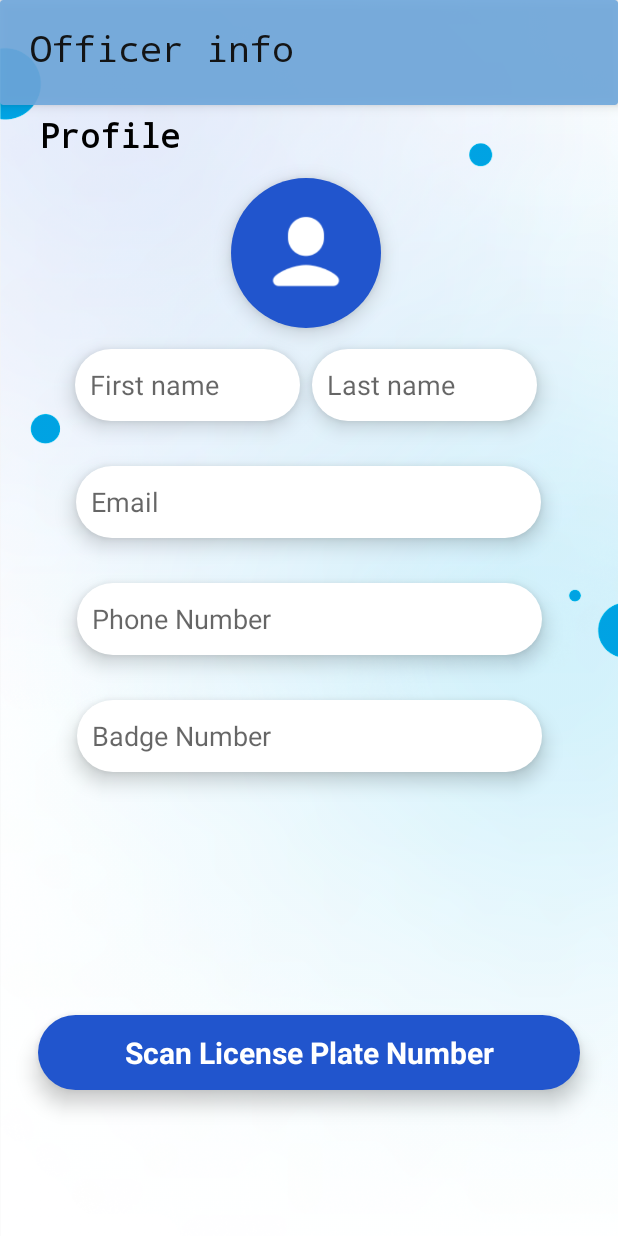
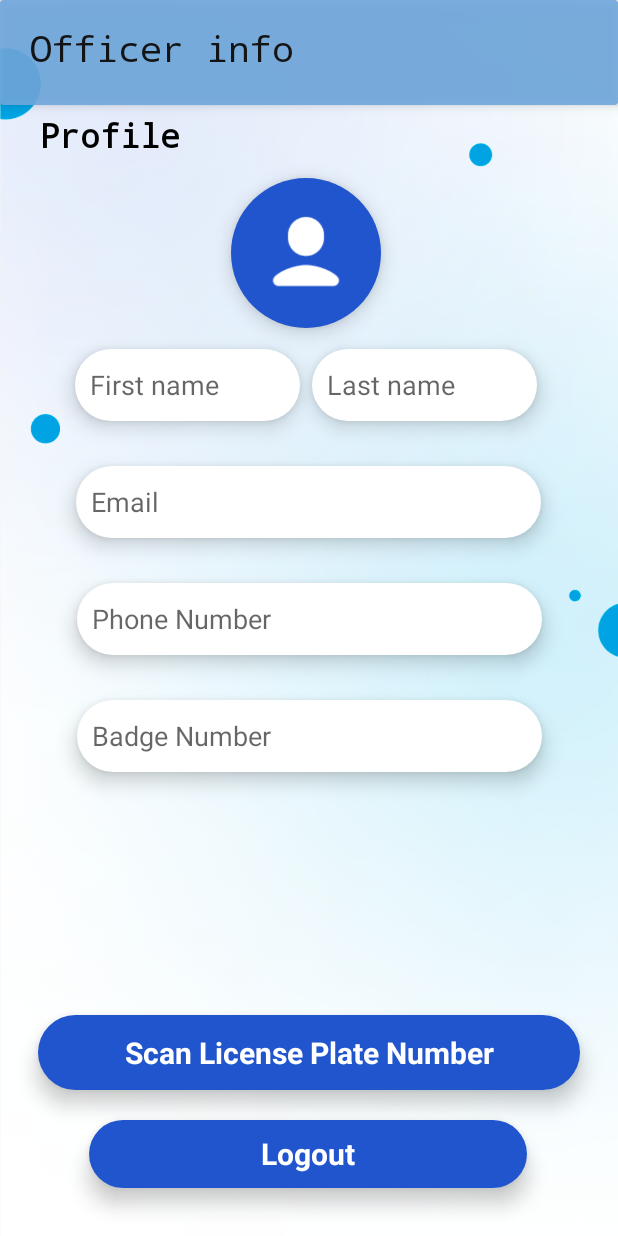
Before and after one commit to Omar3Ossman/Mokhalfatk, an Android app: the OfficerProfileActivity screen opened directly, with no data from a screen before it, on a phone screen of 412 x 824 dp. Run offline under Robolectric (Android 15) with nearby library versions, the phone set to English and light mode, and no system bars; our stand-ins replace Firebase (no records; nobody signed in at launch, a user with empty details on screens opened directly).

Commit message:
Logout implementation for both OfficerProfileActivity.java and UserProfileActivity.java are working properly + cancel payment button implementation for both Fawry.java and Card.java

```diff
--- a/app/src/main/java/com/example/myapplication/MainActivity.java
+++ b/app/src/main/java/com/example/myapplication/MainActivity.java
@@ -1,6 +1,7 @@
 package com.example.myapplication;
 
 import androidx.appcompat.app.AppCompatActivity;
+import androidx.appcompat.app.AppCompatDelegate;
 
 import android.content.Intent;
 import android.os.Bundle;
@@ -13,6 +14,7 @@ public class MainActivity extends AppCompatActivity {
     protected void onCreate(Bundle savedInstanceState) {
         super.onCreate(savedInstanceState);
         setContentView(R.layout.activity_main);
+        AppCompatDelegate.setDefaultNightMode(AppCompatDelegate.MODE_NIGHT_NO);
 
         getStartedButton = (TextView) findViewById(R.id.getStartedButton);
 
--- a/app/src/main/java/com/example/myapplication/OfficerProfileActivity.java
+++ b/app/src/main/java/com/example/myapplication/OfficerProfileActivity.java
@@ -17,7 +17,7 @@ import com.google.firebase.database.FirebaseDatabase;
 import com.google.firebase.database.ValueEventListener;
 
 public class OfficerProfileActivity extends AppCompatActivity {
-    TextView scanLPR;
+    TextView scanLPR,logout;
     private FirebaseAuth mAuth;
 
 
@@ -70,5 +70,16 @@ public class OfficerProfileActivity extends AppCompatActivity {
                 startActivity(intent);
             }
         });
+        logout=findViewById(R.id.logoutBtn);
+        logout.setOnClickListener(new View.OnClickListener() {
+            @Override
+            public void onClick(View v) {
+                mAuth.signOut();
+                Intent intent=new Intent(OfficerProfileActivity.this,SignInOfficerActivity.class);
+                startActivity(intent);
+                finish();
+                //Toast.makeText(OfficerProfileActivity.this, "Logout Successful", Toast.LENGTH_SHORT).show();
+            }
+        });
     }
 }
--- a/app/src/main/java/com/example/myapplication/RetrofitObject.java
+++ b/app/src/main/java/com/example/myapplication/RetrofitObject.java
@@ -5,7 +5,7 @@ import retrofit2.converter.gson.GsonConverterFactory;
 
 public class RetrofitObject {
     Retrofit retrofit = new Retrofit.Builder()
-            .baseUrl("http://15.237.119.22:5000/")
+            .baseUrl("http://15.237.119.22:5000")
             .addConverterFactory(GsonConverterFactory.create())
             .build();
 
--- a/app/src/main/java/com/example/myapplication/SignInUserActivity.java
+++ b/app/src/main/java/com/example/myapplication/SignInUserActivity.java
@@ -48,7 +48,7 @@ public class SignInUserActivity extends AppCompatActivity {
         backButton.setOnClickListener(new View.OnClickListener() {
             @Override
             public void onClick(View view) {
-                Intent intent = new Intent(SignInUserActivity.this, MainActivity.class);
+                Intent intent = new Intent(SignInUserActivity.this, UserActivity.class);
                 startActivity(intent);
             }
         });
--- a/app/src/main/res/layout/activity_officer_profile.xml
+++ b/app/src/main/res/layout/activity_officer_profile.xml
@@ -75,7 +75,7 @@
         android:scaleType="centerCrop"
         app:layout_constraintBottom_toBottomOf="parent"
         app:layout_constraintEnd_toEndOf="parent"
-        app:layout_constraintHorizontal_bias="0.0"
+        app:layout_constraintHorizontal_bias="1.0"
         app:layout_constraintStart_toStartOf="parent"
         app:layout_constraintTop_toTopOf="parent"
         app:layout_constraintVertical_bias="0.0"
@@ -190,4 +190,26 @@
         app:layout_constraintTop_toTopOf="@+id/firstName"
         app:layout_constraintVertical_bias="0.0" />
 
+    <TextView
+        android:id="@+id/logoutBtn"
+        android:layout_width="292dp"
+        android:layout_height="45dp"
+        android:layout_marginStart="25dp"
+        android:layout_marginEnd="25dp"
+        android:layout_marginBottom="20dp"
+        android:background="@drawable/button"
+        android:elevation="8dp"
+        android:fontFamily="sans-serif"
+        android:gravity="center"
+        android:text="Logout"
+        android:textColor="@color/white"
+        android:textSize="20sp"
+        android:textStyle="bold"
+        app:layout_constraintBottom_toBottomOf="parent"
+        app:layout_constraintEnd_toEndOf="parent"
+        app:layout_constraintHorizontal_bias="0.492"
+        app:layout_constraintStart_toStartOf="parent"
+        app:layout_constraintTop_toBottomOf="@+id/profile"
+        app:layout_constraintVertical_bias="0.982" />
+
 </androidx.constraintlayout.widget.ConstraintLayout>
--- a/app/src/main/res/values-night/themes.xml
+++ b/app/src/main/res/values-night/themes.xml
@@ -1,6 +1,6 @@
 <resources xmlns:tools="http://schemas.android.com/tools">
     <!-- Base application theme. -->
-    <style name="Theme.MyApplication" parent="Theme.MaterialComponents.DayNight.DarkActionBar">
+    <style name="Theme.MyApplication" parent="Theme.MaterialComponents.Light.DarkActionBar">
         <!-- Primary brand color. -->
         <item name="colorPrimary">@color/purple_200</item>
         <item name="colorPrimaryVariant">@color/purple_700</item>
@@ -12,5 +12,6 @@
         <!-- Status bar color. -->
         <item name="android:statusBarColor">?attr/colorPrimaryVariant</item>
         <!-- Customize your theme here. -->
+        <item name="android:forceDarkAllowed" tools:targetApi="q">false</item>
     </style>
 </resources>
--- a/app/src/main/res/xml/file_paths.xml
+++ b/app/src/main/res/xml/file_paths.xml
@@ -2,6 +2,6 @@
 <paths>
     <external-path
         name="my_images"
-        path="Android/data/com.example.myapplication/files/Pictures"/>
+        path="Android/data/com.example.myapplication/files/Pictures/"/>
 
 </paths>
```
Also changed, not shown: app/src/main/AndroidManifest.xml (+7 -4 lines), app/src/main/java/com/example/myapplication/CameraLPR.java (+44 -10 lines), app/src/main/java/com/example/myapplication/Card.java (+12 -4 lines), app/src/main/java/com/example/myapplication/Fawry.java (+11 -1 lines), app/src/main/java/com/example/myapplication/UserProfileActivity.java (+11 -2 lines), app/src/main/res/layout/activity_card.xml (+19 -14 lines), app/src/main/res/layout/activity_fawry.xml (+16 -0 lines), app/src/main/res/layout/activity_profile.xml (+21 -0 lines), app/src/main/res/layout/activity_sign_in_police.xml (+4 -3 lines).
